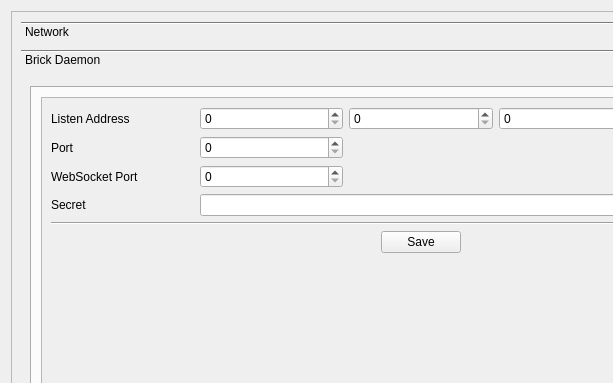
First picture: the form in src/brickv/plugin_system/plugins/red/ui/red_tab_settings.ui, repository Tinkerforge/brickv, before the edit; both pictures show x 0 to 613 and y 0 to 383 of the 842 by 749 pixel window.
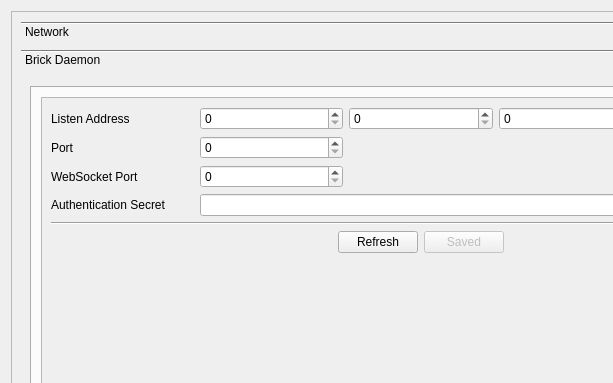
Second picture: the form after the edit. The open tabs and pages were chosen to show the change.

Commit message: Implement refresh/save for brickd settings tab

What changed in the file:
```diff
--- a/src/brickv/plugin_system/plugins/red/ui/red_tab_settings.ui
+++ b/src/brickv/plugin_system/plugins/red/ui/red_tab_settings.ui
@@ -969,7 +969,17 @@
                       <item>
                        <widget class="QPushButton" name="pbutton_brickd_save">
                         <property name="text">
-                         <string>Save</string>
+                         <string>Refresh</string>
+                        </property>
+                       </widget>
+                      </item>
+                      <item>
+                       <widget class="QPushButton" name="pbutton_brickd_general_save">
+                        <property name="enabled">
+                         <bool>false</bool>
+                        </property>
+                        <property name="text">
+                         <string>Saved</string>
                         </property>
                        </widget>
                       </item>
@@ -991,7 +1001,7 @@
                     <item row="3" column="0">
                      <widget class="QLabel" name="label">
                       <property name="text">
-                       <string>Secret</string>
+                       <string>Authentication Secret</string>
                       </property>
                      </widget>
                     </item>
```
Left out of the diff: 24 changed lines with no effect on the pictures. The commit also changes 2 other files.
